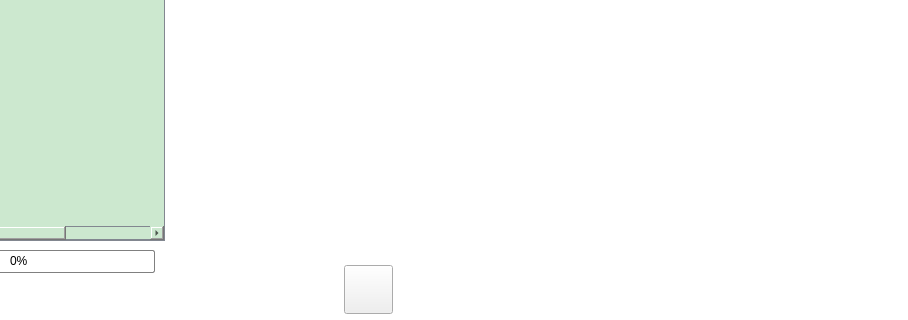
Qt form recordplaywidget.ui (1157889734/ARM-MyApplication) before a commit; both pictures show x 116 to 1024 and y 310 to 630 of the 1024 by 630 pixel window.
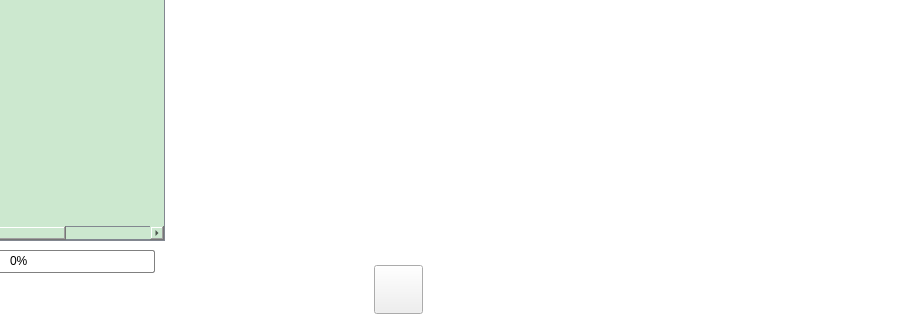
The same form after that commit. Icons and pictures are not drawn.

What changed in the file:
```diff
--- a/recordplaywidget.ui
+++ b/recordplaywidget.ui
@@ -61,7 +61,7 @@
   <widget class="QPushButton" name="playNextOnePushButton">
    <property name="geometry">
     <rect>
-     <x>660</x>
+     <x>700</x>
      <y>575</y>
      <width>49</width>
      <height>49</height>
@@ -86,7 +86,7 @@
   <widget class="QPushButton" name="stopPushButton">
    <property name="geometry">
     <rect>
-     <x>530</x>
+     <x>560</x>
      <y>575</y>
      <width>49</width>
      <height>49</height>
@@ -138,7 +138,7 @@
   <widget class="QPushButton" name="alarmPushButton">
    <property name="geometry">
     <rect>
-     <x>715</x>
+     <x>770</x>
      <y>585</y>
      <width>82</width>
      <height>36</height>
@@ -279,7 +279,7 @@
   <widget class="QPushButton" name="playLastOnePushButton">
    <property name="geometry">
     <rect>
-     <x>270</x>
+     <x>280</x>
      <y>575</y>
      <width>49</width>
      <height>49</height>
@@ -414,21 +414,18 @@
   <widget class="QPushButton" name="minusStepPushButton">
    <property name="geometry">
     <rect>
-     <x>880</x>
-     <y>570</y>
+     <x>945</x>
+     <y>555</y>
      <width>68</width>
-     <height>58</height>
+     <height>30</height>
     </rect>
    </property>
    <property name="styleSheet">
-    <string notr="true">QPushButton{
-background-image: url(:/monres/mslow.bmp);
-border-color: rgb(255, 255, 255);
-border-width: 1px;
-border-style: solid;}
-
-QPushButton:pressed
-{background-color: rgb(86, 164, 246);color: rgb(255, 255, 255);border-color: rgb(170, 170, 170);border-width: 2px;border-style: solid;}</string>
+    <string notr="true">
+background-image: url(:/monres/mslow.bmp);</string>
+   </property>
+   <property name="locale">
+    <locale language="English" country="TuvaluCountry"/>
    </property>
    <property name="text">
     <string/>
@@ -446,7 +443,7 @@
   <widget class="QPushButton" name="playPushButton">
    <property name="geometry">
     <rect>
-     <x>400</x>
+     <x>420</x>
      <y>575</y>
      <width>49</width>
      <height>49</height>
@@ -525,7 +522,7 @@
   <widget class="QPushButton" name="fastForwardPushButton">
    <property name="geometry">
     <rect>
-     <x>590</x>
+     <x>630</x>
      <y>575</y>
      <width>49</width>
      <height>49</height>
@@ -577,7 +574,7 @@
   <widget class="QPushButton" name="slowForwardPushButton">
    <property name="geometry">
     <rect>
-     <x>330</x>
+     <x>350</x>
      <y>575</y>
      <width>49</width>
      <height>49</height>
@@ -644,10 +641,10 @@
   <widget class="QPushButton" name="plusStepPushButton">
    <property name="geometry">
     <rect>
-     <x>950</x>
-     <y>570</y>
+     <x>945</x>
+     <y>590</y>
      <width>68</width>
-     <height>58</height>
+     <height>30</height>
     </rect>
    </property>
    <property name="styleSheet">
@@ -795,7 +792,7 @@
   <widget class="QPushButton" name="canselPushButton">
    <property name="geometry">
     <rect>
-     <x>800</x>
+     <x>860</x>
      <y>585</y>
      <width>82</width>
      <height>36</height>
@@ -826,7 +823,7 @@
   <widget class="QPushButton" name="pushButton">
    <property name="geometry">
     <rect>
-     <x>460</x>
+     <x>490</x>
      <y>575</y>
      <width>49</width>
      <height>49</height>
```
